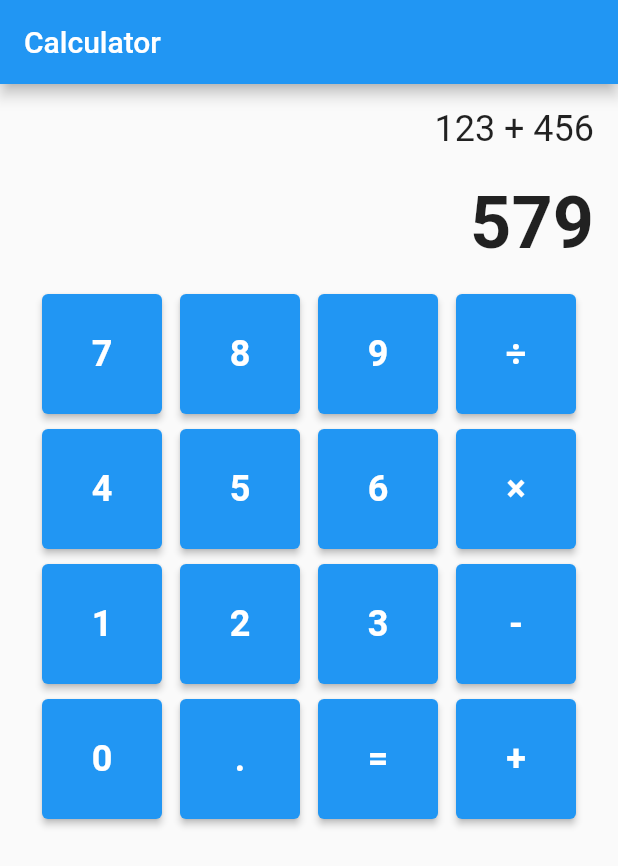
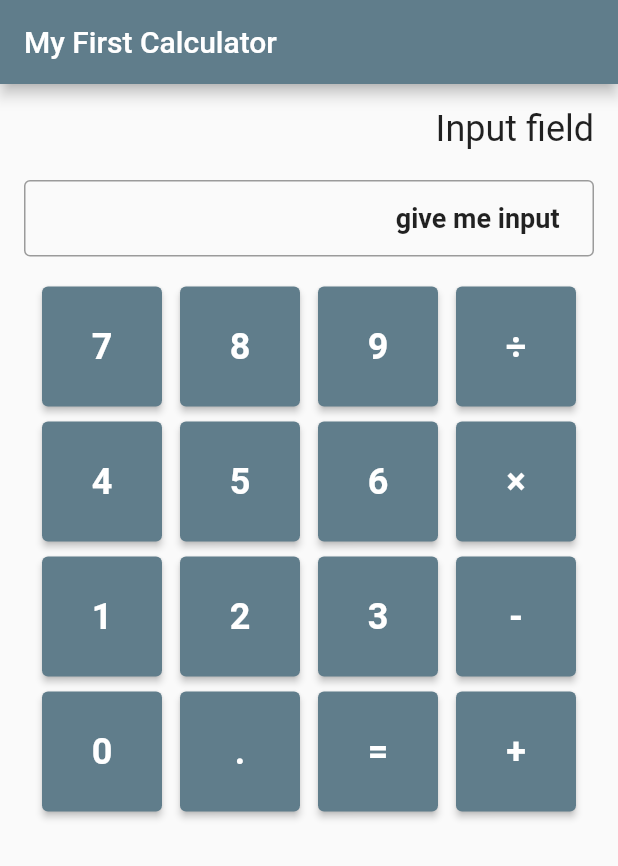
Before and after one commit to Arif111866/Flutter_calculator_UI, a Flutter app: the screen it shows after launch, on a phone screen of 412 x 824 dp. Shown: the top 866 px of the screen. Run offline on Flutter 3.47's test engine with Material 2 defaults, Android fonts, the phone set to English and light mode, and no system bars.

Commit message:
last modified

```diff
--- a/lib/main.dart
+++ b/lib/main.dart
@@ -9,7 +9,7 @@ class CalculatorApp extends StatelessWidget {
   Widget build(BuildContext context) {
     return MaterialApp(
       title: 'Calculator App',
-      theme: ThemeData(primarySwatch: Colors.blue),
+      theme: ThemeData(primarySwatch: Colors.blueGrey),
       home: CalculatorScreen(),
     );
   }
@@ -19,21 +19,28 @@ class CalculatorScreen extends StatelessWidget {
   @override
   Widget build(BuildContext context) {
     return Scaffold(
-      appBar: AppBar(title: Text('Calculator')),
+      appBar: AppBar(title: Text('My First Calculator')),
       body: Padding(
         padding: const EdgeInsets.all(16.0),
         child: Column(
           crossAxisAlignment: CrossAxisAlignment.end,
           children: [
             Text(
-              '123 + 456', // Display the ongoing calculation or result here
+              'Input field', // Display the ongoing calculation or result here
               style: TextStyle(fontSize: 24),
             ),
             SizedBox(height: 20),
-            Text(
-              '579', // Display the current input here
-              style: TextStyle(fontSize: 48, fontWeight: FontWeight.bold),
-            ),
+            TextField(
+              decoration: InputDecoration(
+                border: OutlineInputBorder(),
+                contentPadding: EdgeInsets.symmetric(vertical: 15, horizontal: 20),
+              ),
+              style: TextStyle(fontSize: 18, fontWeight: FontWeight.bold ,),
+              textAlign: TextAlign.end,
+              readOnly: true,
+              controller: TextEditingController(text: 'give me input'), // Replace '579' with your current input
+            )
+            ,
             SizedBox(height: 20),
             Row(
               mainAxisAlignment: MainAxisAlignment.spaceEvenly,
```
